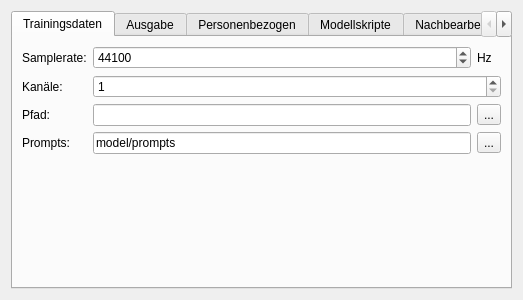
Qt form ui/modelsettingsdlg.ui (KDE/simon) before a commit.
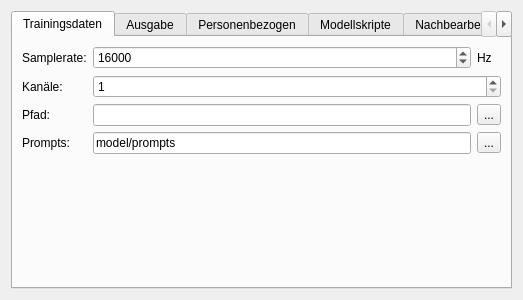
The same form after that commit. Icons and pictures are not drawn.

Patch:
```diff
--- a/ui/modelsettingsdlg.ui
+++ b/ui/modelsettingsdlg.ui
@@ -33,13 +33,13 @@
        <item row="0" column="1" >
         <widget class="QSpinBox" name="sbSamplerate" >
          <property name="minimum" >
-          <number>32000</number>
+          <number>8000</number>
          </property>
          <property name="maximum" >
           <number>128000</number>
          </property>
          <property name="value" >
-          <number>44100</number>
+          <number>16000</number>
          </property>
         </widget>
        </item>
```
